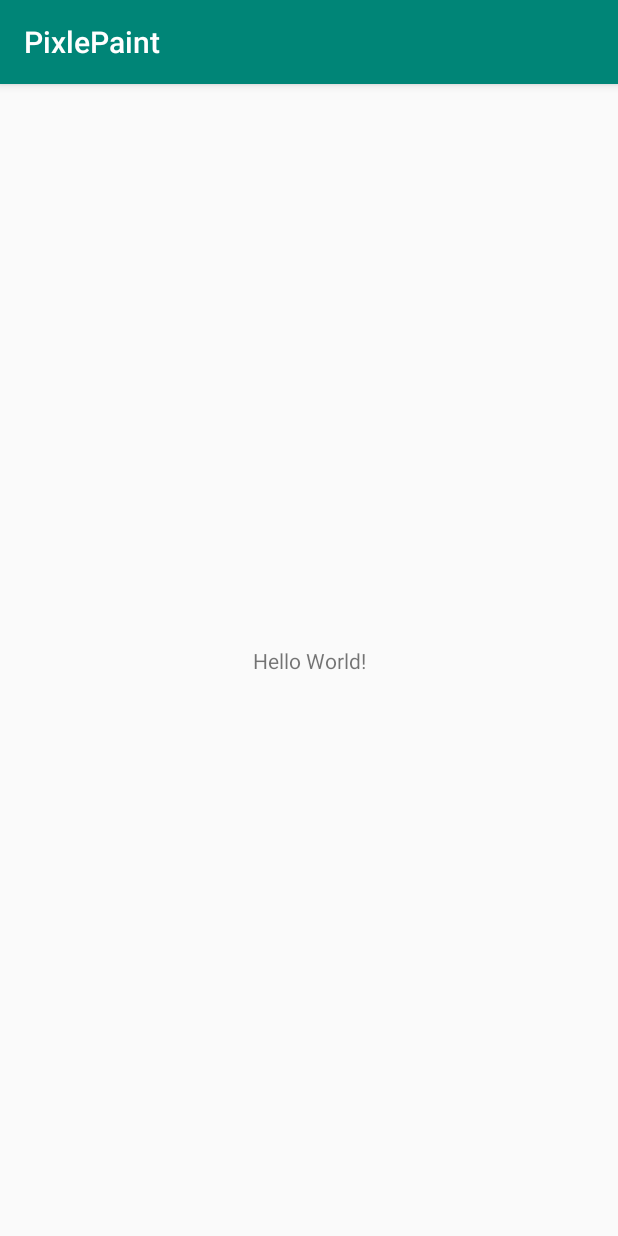
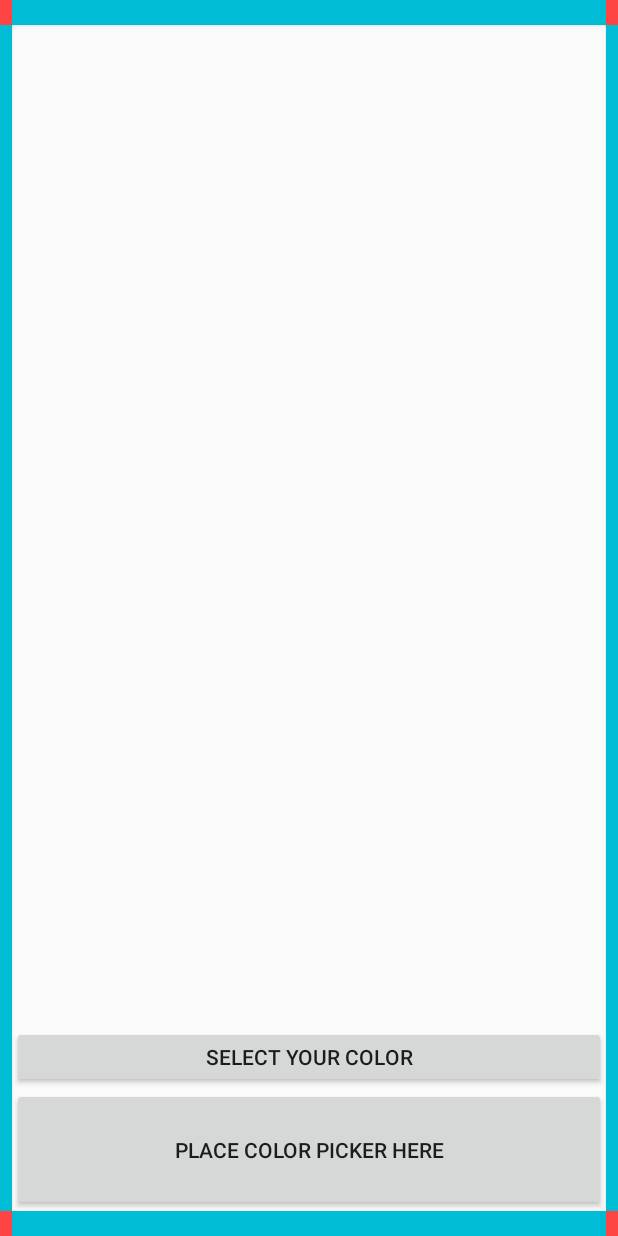
Before and after one commit to Tamir198/PixlePaint, an Android app: the screen it shows after launch (MainActivity), on a phone screen of 412 x 824 dp. Run offline under Robolectric (Android 15) with nearby library versions, the phone set to English and light mode, and no system bars.

Commit message:
Add initial screen UI

```diff
--- a/app/build.gradle
+++ b/app/build.gradle
@@ -31,4 +31,6 @@ dependencies {
     testImplementation 'junit:junit:4.12'
     androidTestImplementation 'androidx.test:runner:1.1.1'
     androidTestImplementation 'androidx.test.espresso:espresso-core:3.1.1'
+
+
 }
--- a/app/src/main/java/com/kotlin/pixlepaint/MainActivity.kt
+++ b/app/src/main/java/com/kotlin/pixlepaint/MainActivity.kt
@@ -2,11 +2,14 @@ package com.kotlin.pixlepaint
 
 import androidx.appcompat.app.AppCompatActivity
 import android.os.Bundle
+
 
 class MainActivity : AppCompatActivity() {
 
     override fun onCreate(savedInstanceState: Bundle?) {
         super.onCreate(savedInstanceState)
         setContentView(R.layout.activity_main)
+
+
     }
 }
--- a/app/src/main/res/layout/activity_main.xml
+++ b/app/src/main/res/layout/activity_main.xml
@@ -4,15 +4,149 @@
     xmlns:tools="http://schemas.android.com/tools"
     android:layout_width="match_parent"
     android:layout_height="match_parent"
+    android:layoutDirection="ltr"
     tools:context=".MainActivity">
 
-    <TextView
+
+    <Button
+        android:id="@+id/button4"
+        android:layout_width="0dp"
+        android:layout_height="0dp"
+        android:layout_margin="0dp"
+        android:padding="0dp"
+        android:background="@color/red"
+        app:layout_constraintBottom_toTopOf="@+id/guideline2"
+        app:layout_constraintEnd_toStartOf="@+id/guideline3"
+        app:layout_constraintStart_toStartOf="parent"
+        app:layout_constraintTop_toTopOf="parent" />
+
+    <Button
+        android:id="@+id/button5"
+        android:layout_width="0dp"
+        android:layout_height="0dp"
+        android:padding="0dp"
+        android:layout_margin="0dp"
+        android:background="@color/blue"
+        app:layout_constraintBottom_toTopOf="@+id/guideline2"
+        app:layout_constraintEnd_toStartOf="@+id/guideline4"
+        app:layout_constraintStart_toEndOf="@+id/button4"
+        app:layout_constraintTop_toTopOf="parent" />
+
+    <Button
+        android:id="@+id/button2"
+        android:layout_width="0dp"
+        android:layout_height="0dp"
+        android:padding="0dp"
+        android:layout_margin="0dp"
+        android:background="@color/red"
+        app:layout_constraintBottom_toTopOf="@+id/guideline2"
+        app:layout_constraintEnd_toEndOf="parent"
+        app:layout_constraintStart_toStartOf="@+id/guideline4"
+        app:layout_constraintTop_toTopOf="parent" />
+
+
+    <androidx.constraintlayout.widget.Guideline
+        android:id="@+id/guideline3"
         android:layout_width="wrap_content"
         android:layout_height="wrap_content"
-        android:text="Hello World!"
+        android:orientation="vertical"
+        app:layout_constraintGuide_percent=".02" />
+
+    <androidx.constraintlayout.widget.Guideline
+        android:id="@+id/guideline4"
+        android:layout_width="wrap_content"
+        android:layout_height="wrap_content"
+        android:orientation="vertical"
+        app:layout_constraintGuide_begin="20dp"
+        app:layout_constraintGuide_percent=".98"/>
+
+
+
+    <androidx.constraintlayout.widget.Guideline
+        android:id="@+id/guideline"
+        android:layout_width="wrap_content"
+        android:layout_height="wrap_content"
+        android:orientation="horizontal"
+        app:layout_constraintGuide_percent=".98" />
+
+    <androidx.constraintlayout.widget.Guideline
+        android:id="@+id/guideline2"
+        android:layout_width="wrap_content"
+        android:layout_height="wrap_content"
+        android:orientation="horizontal"
+        app:layout_constraintGuide_percent="0.02" />
+
+    <Button
+        android:id="@+id/button6"
+        android:layout_width="0dp"
+        android:layout_height="0dp"
+        android:background="@color/red"
         app:layout_constraintBottom_toBottomOf="parent"
-        app:layout_constraintLeft_toLeftOf="parent"
-        app:layout_constraintRight_toRightOf="parent"
-        app:layout_constraintTop_toTopOf="parent" />
+        app:layout_constraintEnd_toEndOf="parent"
+        app:layout_constraintStart_toEndOf="@+id/button8"
+        app:layout_constraintTop_toTopOf="@+id/guideline" />
+
+    <Button
+        android:id="@+id/button7"
+        android:layout_width="0dp"
+        android:layout_height="0dp"
+        android:background="@color/red"
+        app:layout_constraintBottom_toBottomOf="parent"
+        app:layout_constraintEnd_toStartOf="@+id/guideline3"
+        app:layout_constraintStart_toStartOf="parent"
+        app:layout_constraintTop_toTopOf="@+id/guideline" />
+
+    <Button
+        android:id="@+id/button8"
+        android:layout_width="0dp"
+        android:layout_height="0dp"
+        android:background="@color/blue"
+        app:layout_constraintBottom_toBottomOf="parent"
+        app:layout_constraintEnd_toStartOf="@+id/guideline4"
+        app:layout_constraintHorizontal_bias="0.0"
+        app:layout_constraintStart_toStartOf="@+id/guideline3"
+        app:layout_constraintTop_toTopOf="@+id/guideline"
+        app:layout_constraintVertical_bias="0.0" />
+
+    <Button
+        android:id="@+id/button9"
+        android:layout_width="0dp"
+        android:layout_height="0dp"
+        android:background="@color/blue"
+        app:layout_constraintBottom_toTopOf="@+id/guideline"
+        app:layout_constraintEnd_toEndOf="parent"
+        app:layout_constraintStart_toStartOf="@+id/guideline4"
+        app:layout_constraintTop_toTopOf="@+id/guideline2" />
+
+    <Button
+        android:id="@+id/button10"
+        android:layout_width="0dp"
+        android:layout_height="0dp"
+        android:background="@color/blue"
+        app:layout_constraintBottom_toTopOf="@+id/guideline"
+        app:layout_constraintEnd_toStartOf="@+id/guideline3"
+        app:layout_constraintStart_toStartOf="parent"
+        app:layout_constraintTop_toTopOf="@+id/guideline2" />
+
+    <Button
+        android:id="@+id/button11"
+        android:layout_width="0dp"
+        android:layout_height="0dp"
+        app:layout_constraintHeight_percent="0.1"
+        android:text="place color picker here"
+        app:layout_constraintBottom_toTopOf="@+id/guideline"
+        app:layout_constraintEnd_toStartOf="@+id/guideline4"
+        app:layout_constraintStart_toStartOf="@+id/guideline3" />
+
+    <Button
+        android:id="@+id/button12"
+        android:layout_width="0dp"
+        android:layout_height="0dp"
+        android:text="Select your color"
+        app:layout_constraintHeight_percent="0.05"
+        app:layout_constraintBottom_toTopOf="@+id/button11"
+        app:layout_constraintEnd_toStartOf="@+id/guideline4"
+        app:layout_constraintStart_toStartOf="@+id/guideline3" />
+
 
 </androidx.constraintlayout.widget.ConstraintLayout>
--- a/app/src/main/res/values/colors.xml
+++ b/app/src/main/res/values/colors.xml
@@ -3,4 +3,7 @@
     <color name="colorPrimary">#008577</color>
     <color name="colorPrimaryDark">#00574B</color>
     <color name="colorAccent">#D81B60</color>
+
+    <color name="blue">#00BCD4</color>
+    <color name="red">#ff4444</color>
 </resources>
--- a/app/src/main/res/values/styles.xml
+++ b/app/src/main/res/values/styles.xml
@@ -1,7 +1,7 @@
 <resources>
 
     <!-- Base application theme. -->
-    <style name="AppTheme" parent="Theme.AppCompat.Light.DarkActionBar">
+    <style name="AppTheme" parent="Theme.AppCompat.Light.NoActionBar">
         <!-- Customize your theme here. -->
         <item name="colorPrimary">@color/colorPrimary</item>
         <item name="colorPrimaryDark">@color/colorPrimaryDark</item>
--- a/build.gradle
+++ b/build.gradle
@@ -20,6 +20,8 @@ allprojects {
         google()
         jcenter()
 
+
+
     }
 }
 
```
